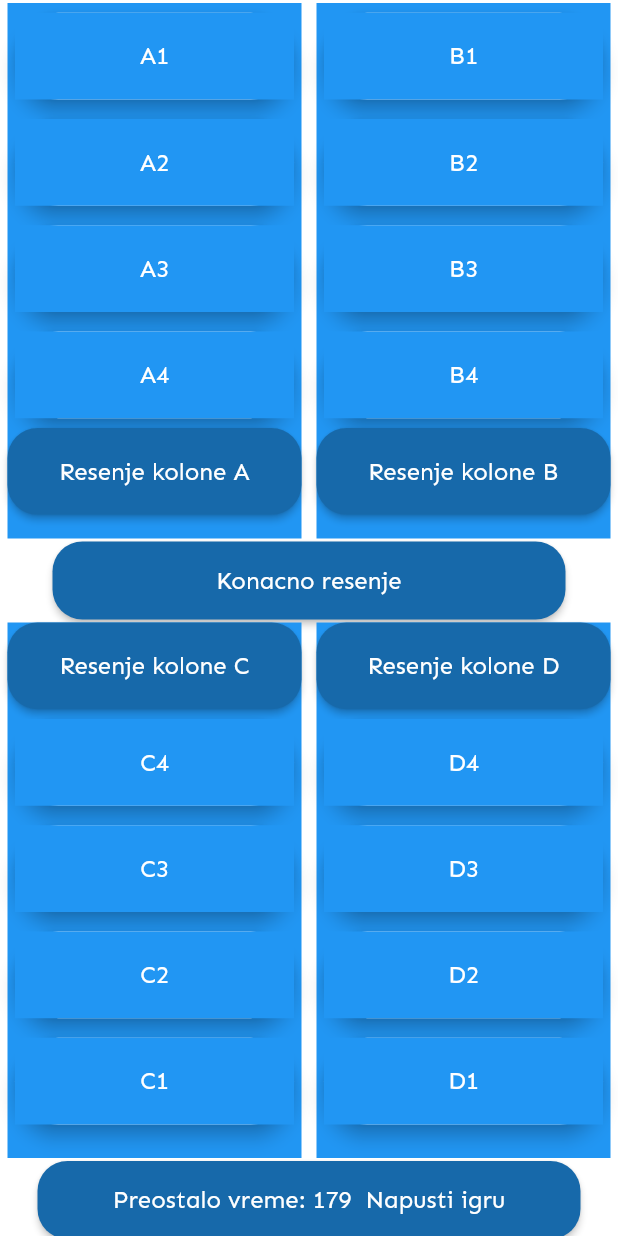
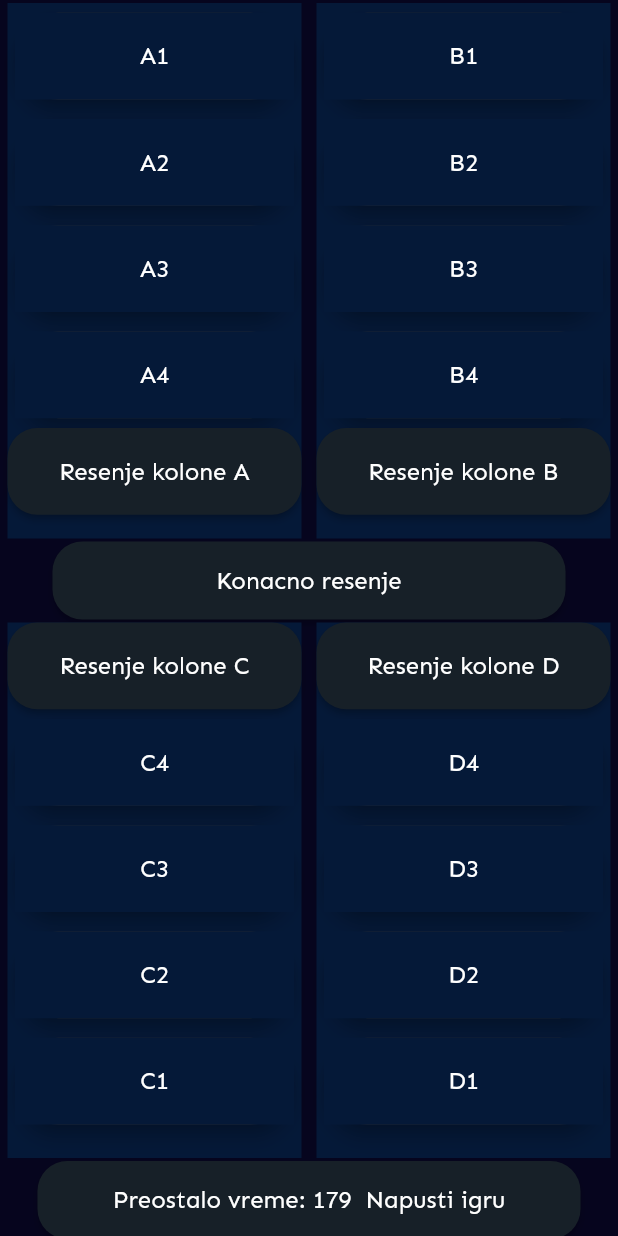
Before and after one commit to crnomarkovicm/2020_PPQuiz, a Flutter app: the screen it shows after launch, scrolled down 99 dp, after a tap on "Asocijacije", on a phone screen of 412 x 824 dp. Run offline on Flutter 3.47's test engine with Material 2 defaults, Android fonts, the phone set to English and light mode, and no system bars; drawn by our look-alikes of flip_card.

Commit message:
Dodata dark tema

```diff
--- a/src/lib/asocijacije.dart
+++ b/src/lib/asocijacije.dart
@@ -16,8 +16,8 @@ class asocijacije extends StatelessWidget {
     return FutureBuilder(
       future: DefaultAssetBundle.of(context).loadString("assets/asocijacije.json"),
       builder: (context, snapshot){
-        List mydata = json.decode(snapshot.data.toString());
-        if(mydata == null){
+        List myData = json.decode(snapshot.data.toString());
+        if(myData == null){
           return Scaffold(
             body: Center(
               child: Text(
@@ -30,7 +30,7 @@ class asocijacije extends StatelessWidget {
           );
         }
         else{
-          return asoc(mydata : mydata);
+          return asoc(mydata : myData);
         }
       },
     );
@@ -86,7 +86,10 @@ class _asocState extends State<asoc> {
         if(krajIgre == true){
           t.cancel();
         }else if(timer < 1){
-          score = konacnoScore + kolScore + poljeScore;
+          if(score == 0){
+            score = 0;
+          }
+          else score = konacnoScore + kolScore + poljeScore;
           t.cancel();
           showDialog(
               context: context,
@@ -103,10 +106,7 @@ class _asocState extends State<asoc> {
                                 alignment: Alignment.center,
                                 child: Text(("Nazalost, vreme je isteklo :(\nVas score je: " + score.toString()),
                                   textAlign: TextAlign.center,
-                                  style: TextStyle(
-                                      fontSize: 25,
-                                      color: Colors.white
-                                  ),
+                                  style: Theme.of(context).textTheme.display1,
                                 ),
                               ),
                               width: 200.0,
@@ -121,10 +121,10 @@ class _asocState extends State<asoc> {
                                 },
                                 child:  Text(
                                   "Igraj ponovo",
-                                  style: Theme.of(context).textTheme.display2,
+                                  style: Theme.of(context).textTheme.display1,
                                 ),
-                                color: QuizColors.secondary.color,
-                                splashColor: QuizColors.secondary.color,
+                                color:Theme.of(context).accentColor,
+                                splashColor: Theme.of(context).accentColor,
                                 highlightColor: Colors.indigo[700],
                                 minWidth: 200.0,
                                 height: 50.0,
@@ -134,7 +134,7 @@ class _asocState extends State<asoc> {
                       ),
                       width: 300.00,
                       height: 300.00,
-                      color: QuizColors.primary.color),
+                      color: Theme.of(context).primaryColor),
                 );
               });
         }
@@ -176,7 +176,7 @@ class _asocState extends State<asoc> {
                 textAlign: TextAlign.center,
               )
               ),
-              color: QuizColors.primary.color,
+              color: Theme.of(context).primaryColor,
               width: (width - 20.0)/2,
               height: (height - 130.0)/12,
             ),
@@ -199,7 +199,7 @@ class _asocState extends State<asoc> {
                 textAlign: TextAlign.center,
               )
               ),
-              color: QuizColors.primary.color,
+              color:Theme.of(context).primaryColor,
               width: (width - 20.0)/2,
               height: (height - 130.0)/12,
             ),
@@ -318,8 +318,8 @@ class _asocState extends State<asoc> {
                     style: Theme.of(context).textTheme.display2,
                       textAlign: TextAlign.center
                   ),
-                  color: QuizColors.secondary.color,
-                  splashColor: QuizColors.secondary.color,
+                  color: Theme.of(context).accentColor,
+                  splashColor: Theme.of(context).accentColor,
                   highlightColor: Colors.indigo[700],
                   minWidth: (width - 20.0)/2,
                   height: (height - 130.0)/12,
@@ -329,7 +329,7 @@ class _asocState extends State<asoc> {
           ),
           width: (width - 20.0)/2,
           height: (height - 110.0)/2,
-          color: QuizColors.primary.color ,
+          color: Theme.of(context).primaryColor ,
         )
     );
   }
@@ -429,8 +429,8 @@ class _asocState extends State<asoc> {
                     style: Theme.of(context).textTheme.display2,
                       textAlign: TextAlign.center
                   ),
-                  color: QuizColors.secondary.color,
-                  splashColor: QuizColors.secondary.color,
+                  color: Theme.of(context).accentColor,
+                  splashColor: Theme.of(context).accentColor,
                   highlightColor: Colors.indigo[700],
                   minWidth: (width - 20.0)/2,
                   height: (height - 130.0)/12,
@@ -444,7 +444,7 @@ class _asocState extends State<asoc> {
           ),
           width: (width - 20.0)/2,
           height: (height - 110.0)/2,
-          color: QuizColors.primary.color ,
+          color: Theme.of(context).primaryColor ,
         )
     );
   }
@@ -542,10 +542,7 @@ class _asocState extends State<asoc> {
                                           alignment: Alignment.center,
                                           child: Text(("Cestitamo, pogodili ste konacno resenje!\nVas score je:  " + score.toString()),
                                         textAlign: TextAlign.center,
-                                        style: TextStyle(
-                                          fontSize: 25,
-                                          color: Colors.white
-                                        ),
+                                        style: Theme.of(context).textTheme.subhead,
                                         ),
                                         ),
                                       width: 200.0,
@@ -562,8 +559,8 @@ class _asocState extends State<asoc> {
                                             "Nastavi",
                                             style: Theme.of(context).textTheme.display2,
                                           ),
-                                          color: QuizColors.secondary.color,
-                                          splashColor: QuizColors.secondary.color,
+                                          color: Theme.of(context).accentColor,
+                                          splashColor:Theme.of(context).accentColor,
                                           highlightColor: Colors.indigo[700],
                                           minWidth: 200.0,
                                           height: 50.0,
@@ -573,7 +570,7 @@ class _asocState extends State<asoc> {
                                   ),
                                   width: 300.00,
                                   height: 300.00,
-                                      color: QuizColors.primary.color),
+                                      color: Theme.of(context).primaryColor),
                                 );
                               });
                         }
@@ -600,8 +597,8 @@ class _asocState extends State<asoc> {
                     "Konacno resenje",
                     style: Theme.of(context).textTheme.display2,
                   ),
-                  color: QuizColors.secondary.color,
-                  splashColor: QuizColors.secondary.color,
+                  color: Theme.of(context).accentColor,
+                  splashColor: Theme.of(context).accentColor,
                   highlightColor: Colors.indigo[700],
                   minWidth: width - 70.0,
                   height: (height - 200.0)/12,
@@ -625,8 +622,8 @@ class _asocState extends State<asoc> {
                      "Preostalo vreme: " +  showTimer + "  Napusti igru",
                       style: Theme.of(context).textTheme.display2,
                     ),
-                      color: QuizColors.secondary.color,
-                      splashColor: QuizColors.secondary.color,
+                      color: Theme.of(context).accentColor,
+                      splashColor: Theme.of(context).accentColor,
                       highlightColor: Colors.indigo[700],
                       minWidth: width-50.0,
                       height: (height - 200.0)/12,
@@ -635,7 +632,7 @@ class _asocState extends State<asoc> {
             ]
 
         ),
-        color: QuizColors.background.color,
+        color: Theme.of(context).backgroundColor,
       )
     );
   }
--- a/src/lib/main.dart
+++ b/src/lib/main.dart
@@ -1,6 +1,10 @@
 import 'package:flutter/material.dart';
+import 'package:ppquiz/theme.dart';
+import 'package:provider/provider.dart';
 import 'splash.dart';
 import 'ui/colors.dart';
+import 'package:ppquiz/home.dart';
+
 //import 'package:google_fonts/google_fonts.dart';
 
 
@@ -9,9 +13,21 @@ void main() => runApp(PPQuiz());
 class PPQuiz extends StatelessWidget{
   @override
   Widget build(BuildContext context){
+    return ChangeNotifierProvider<ThemeChanger>(
+      create: (_) => ThemeChanger(ThemeData.dark()),
+      child: new MaterialAppTheme()
+    );
+  }
+}
+
+class MaterialAppTheme extends StatelessWidget {
+  @override
+  Widget build(BuildContext context) {
+    var theme = Provider.of<ThemeChanger>(context);
     return MaterialApp(
         debugShowCheckedModeBanner: false,
         title: "PPQuiz",
+        themeMode: theme.getTheme() == ThemeData.dark()? ThemeMode.dark : ThemeMode.light,
         theme: ThemeData(
             fontFamily: "Sen",
             primaryColor: QuizColors.primary.color,
@@ -70,9 +86,8 @@ class PPQuiz extends StatelessWidget{
             brightness: Brightness.dark,
             textTheme: TextTheme(
                 headline: TextStyle(
-                  fontSize: 50,
-                  color: QuizColors.text.color,
-                  fontWeight: FontWeight.bold
+                fontSize: 30,
+                    color: QuizColors.text.color
                 ),
                 body1: TextStyle(
                     color: QuizColors.text.color,
@@ -85,10 +100,24 @@ class PPQuiz extends StatelessWidget{
                 body2: TextStyle(
                     color: QuizColors.text.color,
                     fontSize: 16
+                ),
+                display1: TextStyle(
+                  fontSize: 24.0,
+                  color: QuizColors.text2.color,
+                ),
+                display2: TextStyle(
+                  fontSize: 16.0,
+                  color: QuizColors.text.color,
+                ),
+               title: TextStyle(
+               fontSize: 50,
+               color: QuizColors.text.color,
+                  fontWeight: FontWeight.bold
             )
             )
         ),
         home: SplashScreen()
     );
   }
+
 }
--- /dev/null
+++ b/src/lib/theme.dart
@@ -0,0 +1,13 @@
+import 'package:flutter/material.dart';
+
+class ThemeChanger with ChangeNotifier {
+  ThemeData _themeData;
+  ThemeChanger(this._themeData);
+
+  getTheme() => _themeData;
+
+  setTheme(ThemeData theme){
+    _themeData = theme;
+    notifyListeners();
+  }
+}
--- a/src/pubspec.yaml
+++ b/src/pubspec.yaml
@@ -25,6 +25,7 @@ dependencies:
   # Use with the CupertinoIcons class for iOS style icons.
   cupertino_icons: ^0.1.2
   google_fonts: ^0.3.10
+  provider:
 
 dev_dependencies:
   flutter_test:
```
Also changed, not shown: src/lib/home.dart (+20 -5 lines), src/pubspec.lock. Lines whose indentation alone changed are shown as unchanged.
